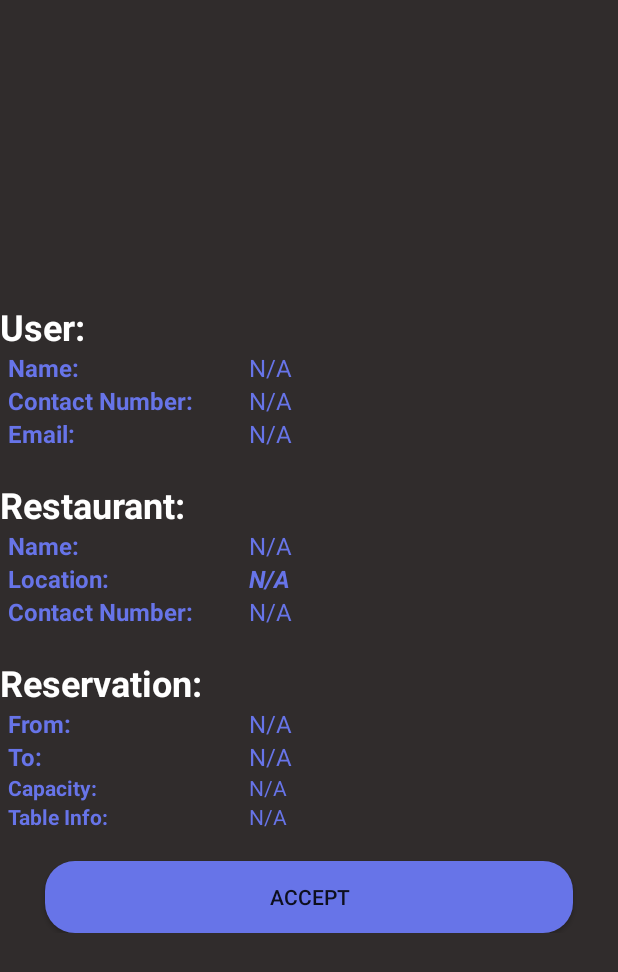
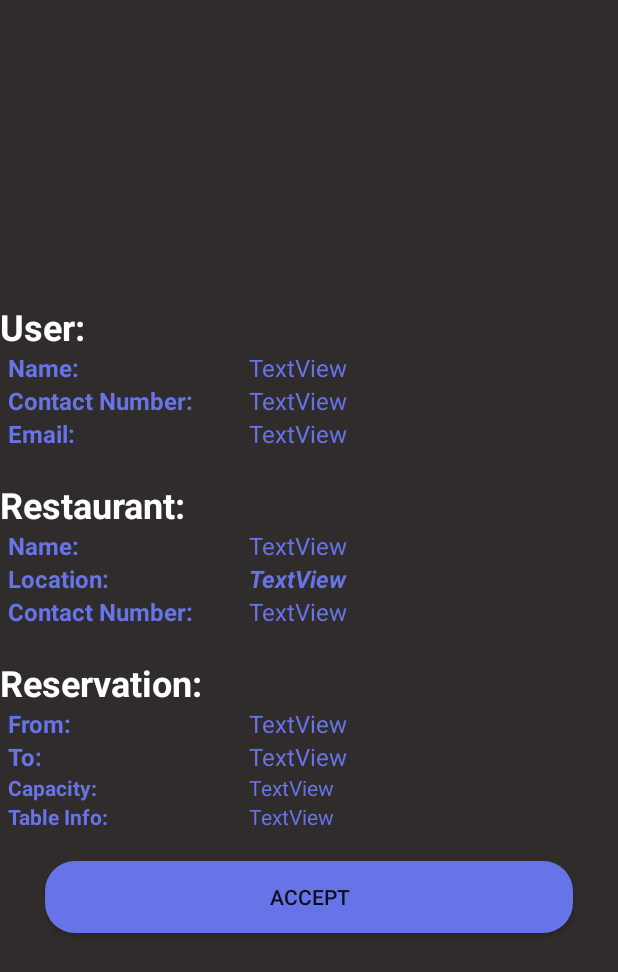
Before and after one commit to BackPhilip/TableFind, an Android app: the layout activity_reservation_receipt.xml on its own in the app's theme, with its tools: preview values and no code run, on a phone screen of 412 x 824 dp. Shown: the top 972 px of the screen. Run offline under Robolectric (Android 15) with nearby library versions, the phone set to English and light mode, and no system bars.

Commit message:
Revert "Minor Visual changes"

```diff
--- a/app/src/main/java/com/example/tablefind/activities/ReservationReceipt.java
+++ b/app/src/main/java/com/example/tablefind/activities/ReservationReceipt.java
@@ -9,7 +9,6 @@ import android.animation.AnimatorListenerAdapter;
 import android.annotation.TargetApi;
 import android.content.DialogInterface;
 import android.content.Intent;
-import android.graphics.Color;
 import android.net.Uri;
 import android.os.Build;
 import android.os.Bundle;
@@ -97,10 +96,8 @@ public class ReservationReceipt extends AppCompatActivity {
                     if (response.size() == 0)
                     {
                         showProgress(false);
-                        mLoginFormView.setVisibility(View.GONE);
-                        receiptBtn.setVisibility(View.VISIBLE);
-                        receiptBtn.setText("You Have No Reservations(Return)");
-                        receiptBtn.setTextColor(Color.RED);
+                       mLoginFormView.setVisibility(View.GONE);
+                       receiptBtn.setText("You Have No Reservations(Return)");
                     }
                     else {
                         ApplicationClass.reservation = response.get(0);
@@ -191,7 +188,7 @@ public class ReservationReceipt extends AppCompatActivity {
     }
 
     protected void exitByBackKey() {
-        new AlertDialog.Builder(new ContextThemeWrapper(this, R.style.TimePickerTheme)).setTitle("Any Issues?").setMessage("If you wish to cancel a reservation or make any changes in general, please contact the restaurant.").setPositiveButton("Confirm", new DialogInterface.OnClickListener() {
+        new AlertDialog.Builder(new ContextThemeWrapper(this, R.style.TimePickerTheme)).setTitle("Any Issues?").setMessage("If you wish to cancel the reservation or make any changes in general, please contact the restaurant.").setPositiveButton("Confirm", new DialogInterface.OnClickListener() {
             @Override
             public void onClick(DialogInterface dialog, int which) {
                 Intent intent = new Intent(ReservationReceipt.this, MainActivity.class);
--- a/app/src/main/res/drawable/exit.xml
+++ b/app/src/main/res/drawable/exit.xml
@@ -3,7 +3,7 @@
     android:height="24dp"
     android:viewportWidth="24"
     android:viewportHeight="24"
-    android:tint="@color/colorPrimary">
+    android:tint="@color/colorPrimaryDark">
   <path
       android:fillColor="@android:color/white"
       android:pathData="M10.09,15.59L11.5,17l5,-5 -5,-5 -1.41,1.41L12.67,11H3v2h9.67l-2.58,2.59zM19,3H5c-1.11,0 -2,0.9 -2,2v4h2V5h14v14H5v-4H3v4c0,1.1 0.89,2 2,2h14c1.1,0 2,-0.9 2,-2V5c0,-1.1 -0.9,-2 -2,-2z"/>
--- a/app/src/main/res/layout/activity_reservation_receipt.xml
+++ b/app/src/main/res/layout/activity_reservation_receipt.xml
@@ -74,7 +74,7 @@
                 android:layout_height="wrap_content"
                 android:layout_weight="2"
                 android:scrollbarThumbHorizontal="@color/colorPrimary"
-                android:text="N/A"
+                android:text="TextView"
                 android:textColor="@color/colorPrimary"
                 android:textSize="16sp" />
         </LinearLayout>
@@ -105,7 +105,7 @@
                 android:layout_height="wrap_content"
                 android:layout_weight="2"
                 android:scrollbarThumbHorizontal="@color/colorPrimary"
-                android:text="N/A"
+                android:text="TextView"
                 android:textColor="@color/colorPrimary"
                 android:textSize="16sp" />
         </LinearLayout>
@@ -136,7 +136,7 @@
                 android:layout_height="wrap_content"
                 android:layout_weight="2"
                 android:scrollbarThumbHorizontal="@color/colorPrimary"
-                android:text="N/A"
+                android:text="TextView"
                 android:textColor="@color/colorPrimary"
                 android:textSize="16sp" />
         </LinearLayout>
@@ -175,7 +175,7 @@
                 android:layout_width="match_parent"
                 android:layout_height="wrap_content"
                 android:layout_weight="2"
-                android:text="N/A"
+                android:text="TextView"
                 android:textColor="@color/colorPrimary"
                 android:textSize="16sp" />
         </LinearLayout>
@@ -205,7 +205,7 @@
                 android:layout_height="match_parent"
                 android:layout_weight="2"
                 android:clickable="true"
-                android:text="N/A"
+                android:text="TextView"
                 android:textColor="@color/colorPrimary"
                 android:textSize="16sp"
                 android:textStyle="bold|italic" />
@@ -235,7 +235,7 @@
                 android:layout_width="match_parent"
                 android:layout_height="match_parent"
                 android:layout_weight="2"
-                android:text="N/A"
+                android:text="TextView"
                 android:textColor="@color/colorPrimary"
                 android:textSize="16sp" />
         </LinearLayout>
@@ -274,7 +274,7 @@
                 android:layout_width="match_parent"
                 android:layout_height="match_parent"
                 android:layout_weight="2"
-                android:text="N/A"
+                android:text="TextView"
                 android:textColor="@color/colorPrimary"
                 android:textSize="16sp" />
         </LinearLayout>
@@ -303,7 +303,7 @@
                 android:layout_width="match_parent"
                 android:layout_height="match_parent"
                 android:layout_weight="2"
-                android:text="N/A"
+                android:text="TextView"
                 android:textColor="@color/colorPrimary"
                 android:textSize="16sp" />
         </LinearLayout>
@@ -331,7 +331,7 @@
                 android:layout_width="match_parent"
                 android:layout_height="match_parent"
                 android:layout_weight="2"
-                android:text="N/A"
+                android:text="TextView"
                 android:textColor="@color/colorPrimary" />
         </LinearLayout>
 
@@ -358,8 +358,10 @@
                 android:layout_width="match_parent"
                 android:layout_height="match_parent"
                 android:layout_weight="2"
-                android:text="N/A"
+                android:text="TextView"
                 android:textColor="@color/colorPrimary" />
+        </LinearLayout>
+
     </LinearLayout>
 
     <Button
@@ -373,7 +375,4 @@
         android:layout_marginRight="30dp"
         android:background="@drawable/buttons"
         android:text="Accept" />
-
 </LinearLayout>
-
-</LinearLayout>
```
Also changed, not shown: 32 other files. Lines whose indentation alone changed are shown as unchanged.
